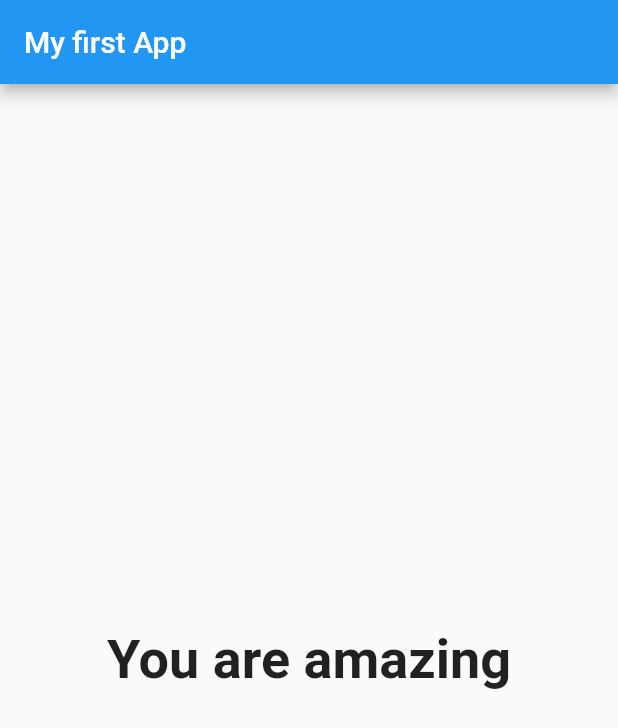
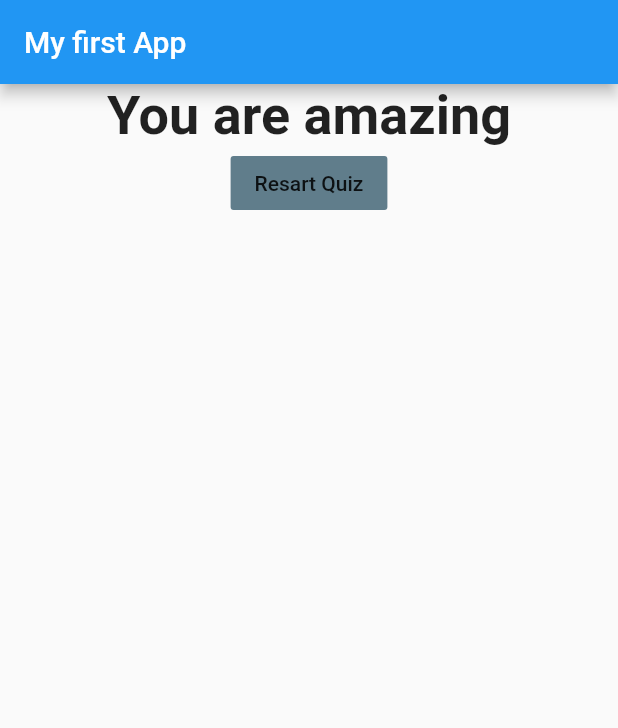
Before and after one commit to Zwennsch/flutterTutorialAcademind, a Flutter app: the screen it shows after launch, after a tap on "Blue", after a tap on "Werder", after a tap on "Tiger", on a phone screen of 412 x 824 dp. Shown: the top 728 px of the screen. Run offline on Flutter 3.47's test engine with Material 2 defaults, Android fonts, the phone set to English and light mode, and no system bars.

Commit message:
finished quiz

```diff
--- a/lib/main.dart
+++ b/lib/main.dart
@@ -44,6 +44,13 @@ class _MyAppState extends State<MyApp> {
       ]
     },
   ];
+  void _resetQuiz() {
+    setState(() {
+      _questionIndex = 0;
+      _totalScore = 0;
+    });
+  }
+
   void _answerQuestion(int score) {
     _totalScore += score;
     setState(() {
@@ -70,7 +77,7 @@ class _MyAppState extends State<MyApp> {
                 questionIndex: _questionIndex,
                 questions: _questions,
               )
-            : Result(_totalScore),
+            : Result(_totalScore, _resetQuiz),
       ),
     );
   }
--- a/lib/result.dart
+++ b/lib/result.dart
@@ -2,6 +2,7 @@ import 'package:flutter/material.dart';
 
 class Result extends StatelessWidget {
   final int resultScore;
+  final Function resetQuiz;
 
   String get resultPhrase {
     String resultText;
@@ -13,14 +14,21 @@ class Result extends StatelessWidget {
     return resultText;
   }
 
-  Result(this.resultScore);
+  Result(
+    this.resultScore, this.resetQuiz
+  );
   @override
   Widget build(BuildContext context) {
     return Center(
-      child: Text(
-        resultPhrase,
-        style: TextStyle(fontSize: 36, fontWeight: FontWeight.bold),
-        textAlign: TextAlign.center,
+      child: Column(
+        children: <Widget>[
+          Text(
+            resultPhrase,
+            style: TextStyle(fontSize: 36, fontWeight: FontWeight.bold),
+            textAlign: TextAlign.center,
+          ),
+          FlatButton(onPressed: resetQuiz, child: Text('Resart Quiz'), color: Colors.blueGrey)
+        ],
       ),
     );
   }
```
